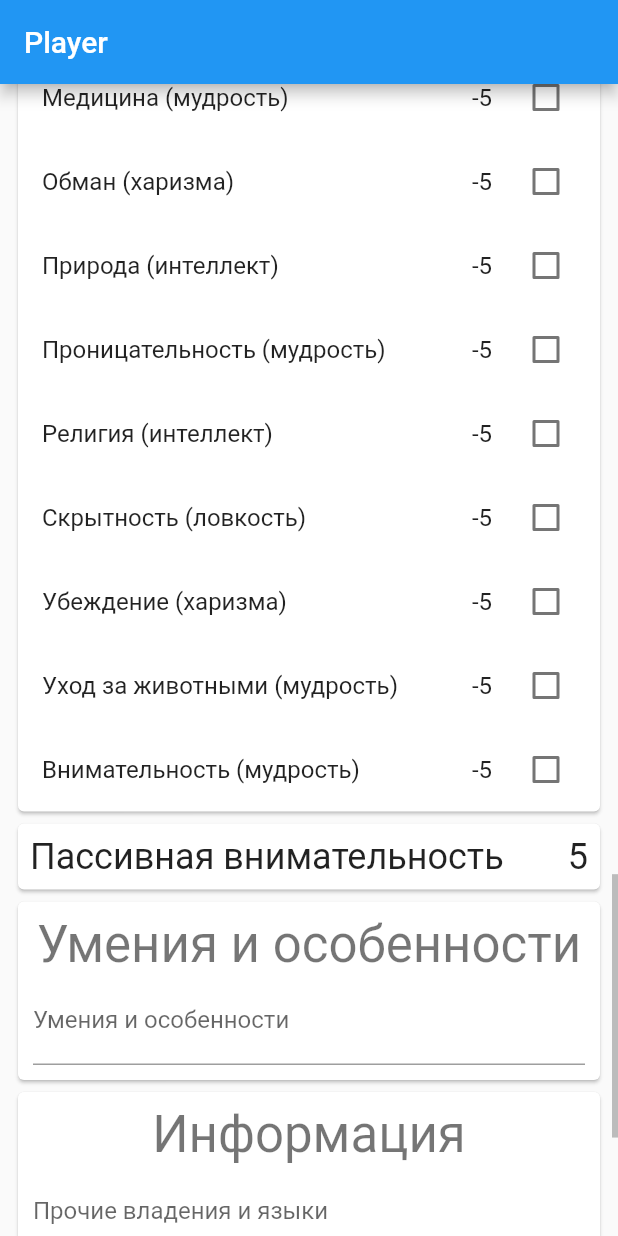
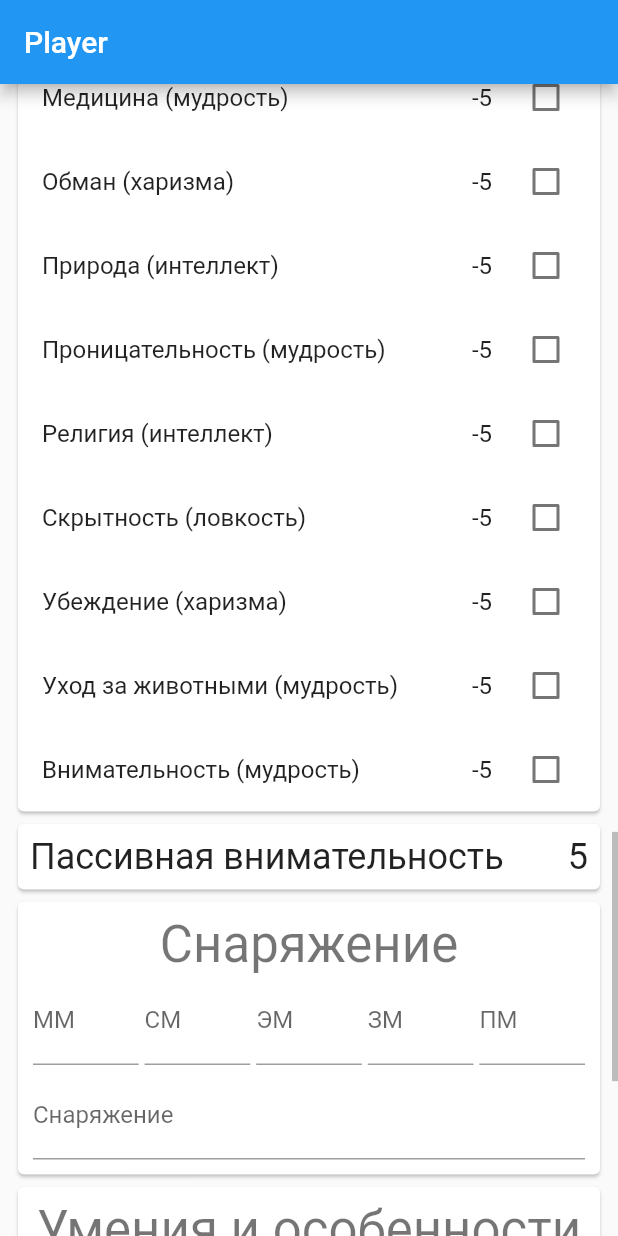
Before and after one commit to gudn/ddplayer, a Flutter app: the screen it shows after launch, scrolled down 2304 dp, on a phone screen of 412 x 824 dp. Run offline on Flutter 3.47's test engine with Material 2 defaults, Android fonts, the light colour scheme and no system bars; our stand-ins replace bloc, flutter_bloc.

Commit message:
add inventory

```diff
--- /dev/null
+++ b/lib/components/inventory.dart
@@ -0,0 +1,29 @@
+import 'package:flutter/material.dart';
+
+import 'package:ddplayer/components/input.dart';
+
+class Inventory extends StatelessWidget {
+  @override
+  Widget build(BuildContext context) {
+    return Card(
+      child: Padding(
+        padding: const EdgeInsets.all(8.0),
+        child: Column(
+          children: [
+            Text('Снаряжение', style: Theme.of(context).textTheme.headline4),
+            Row(
+              children: [
+                Input('ММ'),
+                Input('СМ'),
+                Input('ЭМ'),
+                Input('ЗМ'),
+                Input('ПМ'),
+              ],
+            ),
+            Input('Снаряжение', expanded: false, multiline: true)
+          ],
+        ),
+      ),
+    );
+  }
+}
--- a/lib/view/player_page.dart
+++ b/lib/view/player_page.dart
@@ -1,4 +1,5 @@
 import 'package:ddplayer/components/big_field.dart';
+import 'package:ddplayer/components/inventory.dart';
 import 'package:ddplayer/components/status.dart';
 import 'package:flutter/material.dart';
 import 'package:flutter_bloc/flutter_bloc.dart';
@@ -26,6 +27,7 @@ class PlayerPage extends StatelessWidget {
             Stats(),
             SavingThrows(),
             Skills(),
+            Inventory(),
             BigField(),
             Info(),
           ],
```
